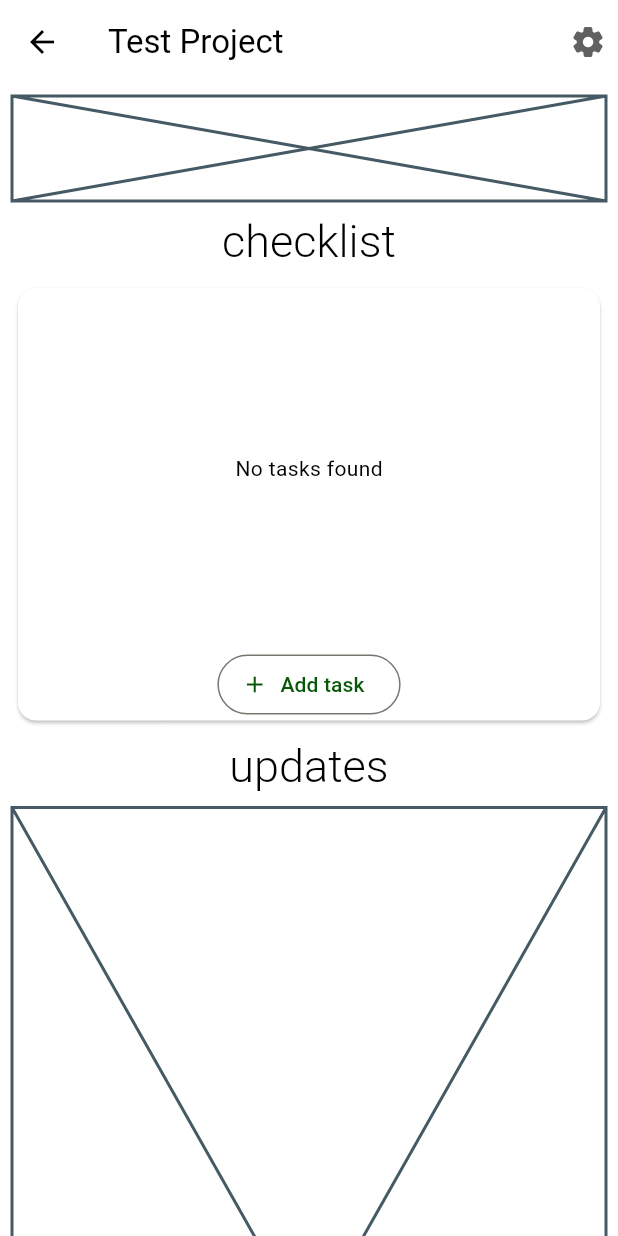
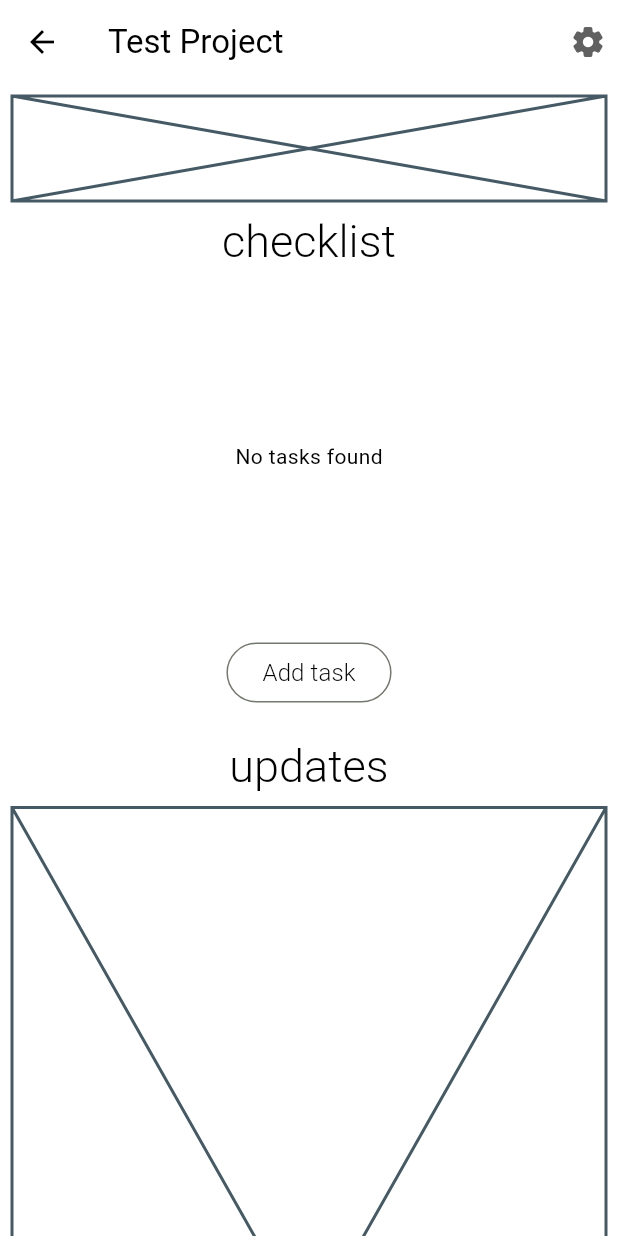
Before and after one commit to Vedant62/buildcraft, a Flutter app: the IndividualProject screen opened directly with sample values from the repository, on a phone screen of 412 x 824 dp. Run offline on Flutter 3.47's test engine with Material 3 defaults, Android fonts, the phone set to English and light mode, and no system bars; our stand-ins replace cloud_firestore, firebase_auth, firebase_core, flex_color_scheme, flutter_riverpod; accounts and stored records are empty.

Commit message:
optimized UI for tasks

```diff
--- a/lib/widgets/tasks_card.dart
+++ b/lib/widgets/tasks_card.dart
@@ -19,6 +19,7 @@ class _TasksCardState extends State<TasksCard> {
   @override
   Widget build(BuildContext context) {
     return Card(
+      elevation: 0,
       color: Theme.of(context).cardColor,
       child: Container(
         height: MediaQuery.sizeOf(context).height * 0.35,
@@ -26,14 +27,14 @@ class _TasksCardState extends State<TasksCard> {
         child: Column(
           children: [
             Expanded(child: Tasks(projectId: widget.projectId)),
-            OutlinedButton.icon(
-              // color: Theme.of(context).colorScheme.primary,
-              onPressed: () {
-                openDialog(context, taskTitle, firestoreService, widget.projectId);
-              },
-              icon: Icon(Icons.add),
-              style: ElevatedButton.styleFrom(elevation: 5),
-              label: Text('Add task'),
+            Padding(
+              padding: const EdgeInsets.all(8.0),
+              child: OutlinedButton(
+                onPressed: () {
+                  openDialog(context, taskTitle, firestoreService, widget.projectId);
+                },
+                child: Text('Add task', style: Theme.of(context).textTheme.labelLarge!.copyWith(fontSize: 16, fontWeight: FontWeight.w300) ,),
+              ),
             )
           ],
         ),
@@ -56,6 +57,8 @@ Future openDialog(BuildContext context, TextEditingController taskTitle, Firesto
             iconAlignment: IconAlignment.end,
             onPressed: () {
               firestoreService.createTask(Task(title: taskTitle.text, projectId: projectId, createdAt: DateTime.now()));
+              taskTitle.clear();
+              Navigator.of(context).pop();
             },
             child: Text('Save', style: Theme.of(context).textTheme.labelMedium!.copyWith(fontWeight: FontWeight.w300, fontSize: 14),)
           )
```
Also changed, not shown: lib/widgets/task_item.dart (+16 -4 lines).
